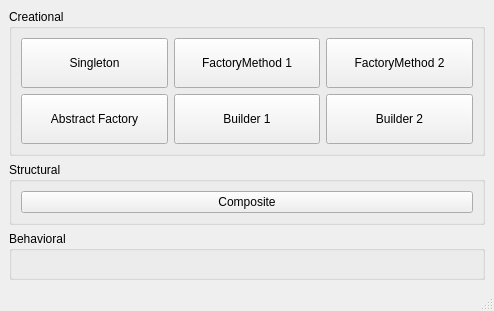
Above: mainwindow.ui from vRFEducation/designpatternsdemo before the change. Below: the same form after it.
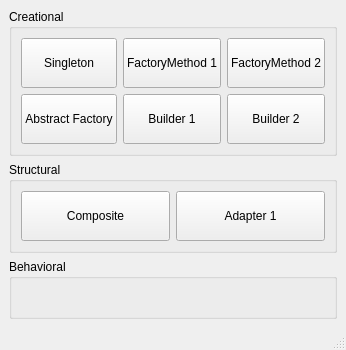
That is the form after the change.

Commit message: Adapter pattern(object Adapter) Added

Patch:
```diff
--- a/mainwindow.ui
+++ b/mainwindow.ui
@@ -6,8 +6,8 @@
    <rect>
     <x>0</x>
     <y>0</y>
-    <width>494</width>
-    <height>311</height>
+    <width>344</width>
+    <height>350</height>
    </rect>
   </property>
   <property name="windowTitle">
@@ -107,14 +107,33 @@
       <property name="title">
        <string>Structural</string>
       </property>
-      <layout class="QVBoxLayout" name="verticalLayout_2">
-       <item>
+      <layout class="QGridLayout" name="gridLayout_3">
+       <item row="0" column="0">
         <widget class="QPushButton" name="btnComposite">
+         <property name="minimumSize">
+          <size>
+           <width>0</width>
+           <height>50</height>
+          </size>
+         </property>
          <property name="text">
           <string>Composite</string>
          </property>
         </widget>
        </item>
+       <item row="0" column="1">
+        <widget class="QPushButton" name="btnAdapter1">
+         <property name="minimumSize">
+          <size>
+           <width>0</width>
+           <height>50</height>
+          </size>
+         </property>
+         <property name="text">
+          <string>Adapter 1</string>
+         </property>
+        </widget>
+       </item>
       </layout>
      </widget>
     </item>
```
Left out of the diff: 2 changed lines with no effect on the pictures. The commit also changes 12 other files.
